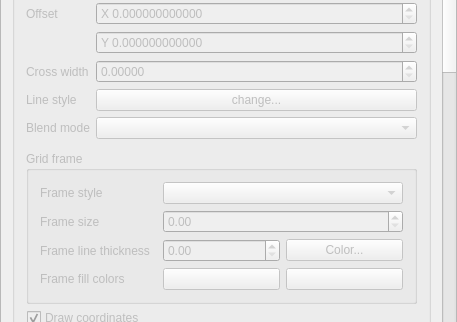
qgis/QGIS, file src/ui/qgscomposermapwidgetbase.ui: the form before one commit; both pictures show x 0 to 457 and y 666 to 988 of the 457 by 1086 pixel window.
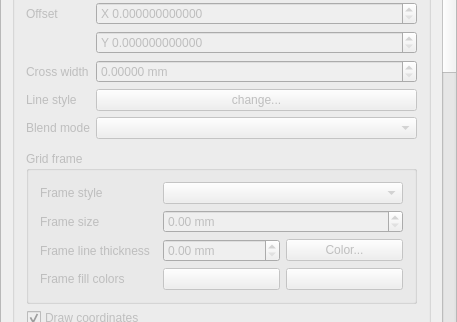
The form after the commit. Custom widgets are drawn as their Qt base class.

Commit message: [composer] Neaten up some item widget panels

The edit to the form file:
```diff
--- a/src/ui/qgscomposermapwidgetbase.ui
+++ b/src/ui/qgscomposermapwidgetbase.ui
@@ -54,9 +54,9 @@
       <property name="geometry">
        <rect>
         <x>0</x>
-        <y>-299</y>
-        <width>439</width>
-        <height>1699</height>
+        <y>-348</y>
+        <width>438</width>
+        <height>1415</height>
        </rect>
       </property>
       <property name="sizePolicy">
@@ -464,6 +464,9 @@
             </item>
             <item row="3" column="1">
              <widget class="QDoubleSpinBox" name="mCrossWidthSpinBox">
+              <property name="suffix">
+               <string> mm</string>
+              </property>
               <property name="decimals">
                <number>5</number>
               </property>
@@ -550,7 +553,11 @@
               </widget>
              </item>
              <item row="1" column="1" colspan="2">
-              <widget class="QDoubleSpinBox" name="mFrameWidthSpinBox"/>
+              <widget class="QDoubleSpinBox" name="mFrameWidthSpinBox">
+               <property name="suffix">
+                <string> mm</string>
+               </property>
+              </widget>
              </item>
              <item row="2" column="0">
               <widget class="QLabel" name="mFramePenLabel">
@@ -560,7 +567,11 @@
               </widget>
              </item>
              <item row="2" column="1">
-              <widget class="QDoubleSpinBox" name="mGridFramePenSizeSpinBox"/>
+              <widget class="QDoubleSpinBox" name="mGridFramePenSizeSpinBox">
+               <property name="suffix">
+                <string> mm</string>
+               </property>
+              </widget>
              </item>
              <item row="2" column="2">
               <widget class="QgsColorButton" name="mGridFramePenColorButton">
@@ -848,6 +859,12 @@
  </widget>
  <layoutdefault spacing="6" margin="11"/>
  <customwidgets>
+  <customwidget>
+   <class>QgsCollapsibleGroupBoxBasic</class>
+   <extends>QGroupBox</extends>
+   <header>qgscollapsiblegroupbox.h</header>
+   <container>1</container>
+  </customwidget>
   <customwidget>
    <class>QgsColorButton</class>
    <extends>QPushButton</extends>
@@ -858,12 +875,6 @@
    <extends>QComboBox</extends>
    <header>qgsblendmodecombobox.h</header>
   </customwidget>
-  <customwidget>
-   <class>QgsCollapsibleGroupBoxBasic</class>
-   <extends>QGroupBox</extends>
-   <header location="global">qgscollapsiblegroupbox.h</header>
-   <container>1</container>
-  </customwidget>
  </customwidgets>
  <resources/>
  <connections/>
```
Left out of the diff: 17 changed lines with no effect on the pictures. The commit also changes 6 other files.
